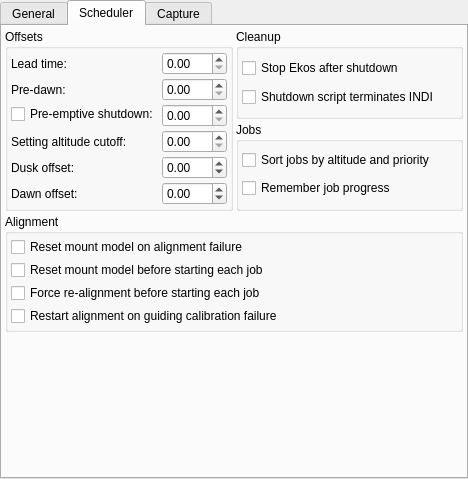
First picture: the form in kstars/ekos/opsekos.ui, repository KDE/kstars, before the edit.
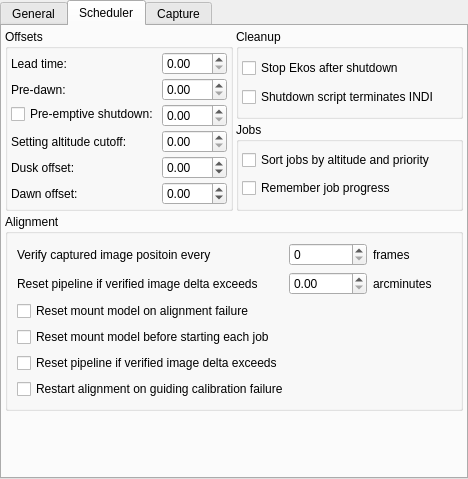
Second picture: the form after the edit. The open tabs and pages were chosen to show the change. Icons and pictures are not drawn.

Commit message:
Check target position versus current position every N frames
Check target position versus current position every N frames. If the current position deviations from the target and exceeds a user-configurable threshold, then abort capture and re-align

```diff
--- a/kstars/ekos/opsekos.ui
+++ b/kstars/ekos/opsekos.ui
@@ -406,47 +406,83 @@
       <property name="title">
        <string>Alignment</string>
       </property>
-      <layout class="QVBoxLayout" name="verticalLayout_4">
-       <property name="spacing">
-        <number>3</number>
-       </property>
-       <property name="leftMargin">
-        <number>3</number>
-       </property>
-       <property name="topMargin">
-        <number>3</number>
-       </property>
-       <property name="rightMargin">
-        <number>3</number>
-       </property>
-       <property name="bottomMargin">
-        <number>3</number>
-       </property>
-       <item>
-        <widget class="QCheckBox" name="kcfg_ResetMountModelOnAlignFail">
+      <layout class="QGridLayout" name="gridLayout_3">
+       <item row="1" column="2">
+        <widget class="QLabel" name="label_10">
          <property name="text">
-          <string>Reset mount model on alignment failure</string>
+          <string>arcminutes</string>
          </property>
         </widget>
        </item>
-       <item>
+       <item row="0" column="1">
+        <widget class="QSpinBox" name="kcfg_AlignCheckFrequency">
+         <property name="maximum">
+          <number>100</number>
+         </property>
+        </widget>
+       </item>
+       <item row="4" column="0">
+        <widget class="QCheckBox" name="kcfg_ForceAlignmentBeforeJob">
+         <property name="toolTip">
+          <string>If captured position exceeds target position by more this many arcminutes, abort capture and reschedule the pipeline.</string>
+         </property>
+         <property name="text">
+          <string>Reset pipeline if verified image delta exceeds</string>
+         </property>
+        </widget>
+       </item>
+       <item row="0" column="0">
+        <widget class="QLabel" name="label_6">
+         <property name="toolTip">
+          <string>When calculating position after captures, compute it every Nth capture. Set to 0 to disable.</string>
+         </property>
+         <property name="text">
+          <string>Verify captured image positoin every</string>
+         </property>
+        </widget>
+       </item>
+       <item row="3" column="0" colspan="2">
         <widget class="QCheckBox" name="kcfg_ResetMountModelBeforeJob">
          <property name="text">
           <string>Reset mount model before starting each job</string>
          </property>
         </widget>
        </item>
-       <item>
-        <widget class="QCheckBox" name="kcfg_ForceAlignmentBeforeJob">
+       <item row="0" column="2">
+        <widget class="QLabel" name="label_7">
+         <property name="text">
+          <string>frames</string>
+         </property>
+        </widget>
+       </item>
+       <item row="1" column="0">
+        <widget class="QLabel" name="label_8">
          <property name="toolTip">
           <string>If Align is enabled, scheduler would initiate a realignment procedure before restarting any jobs even if guiding is active.</string>
          </property>
          <property name="text">
-          <string>Force re-alignment before starting each job</string>
+          <string>Reset pipeline if verified image delta exceeds</string>
          </property>
         </widget>
        </item>
-       <item>
+       <item row="2" column="0">
+        <widget class="QCheckBox" name="kcfg_ResetMountModelOnAlignFail">
+         <property name="text">
+          <string>Reset mount model on alignment failure</string>
+         </property>
+        </widget>
+       </item>
+       <item row="1" column="1">
+        <widget class="QDoubleSpinBox" name="kcfg_AlignCheckThreshold">
+         <property name="maximum">
+          <double>3600.000000000000000</double>
+         </property>
+         <property name="singleStep">
+          <double>60.000000000000000</double>
+         </property>
+        </widget>
+       </item>
+       <item row="5" column="0" colspan="2">
         <widget class="QCheckBox" name="kcfg_RealignAfterCalibrationFailure">
          <property name="toolTip">
           <string>&lt;html&gt;&lt;head/&gt;&lt;body&gt;&lt;p&gt;If guiding calibration fails then restart alignment process before proceeding to guiding recalibration process again. This can help recenter the target object in the field of view if the calibration process strayed too far off.&lt;/p&gt;&lt;/body&gt;&lt;/html&gt;</string>
```
Left out of the diff: 6 changed lines with no effect on the pictures. The commit also changes 15 other files.
